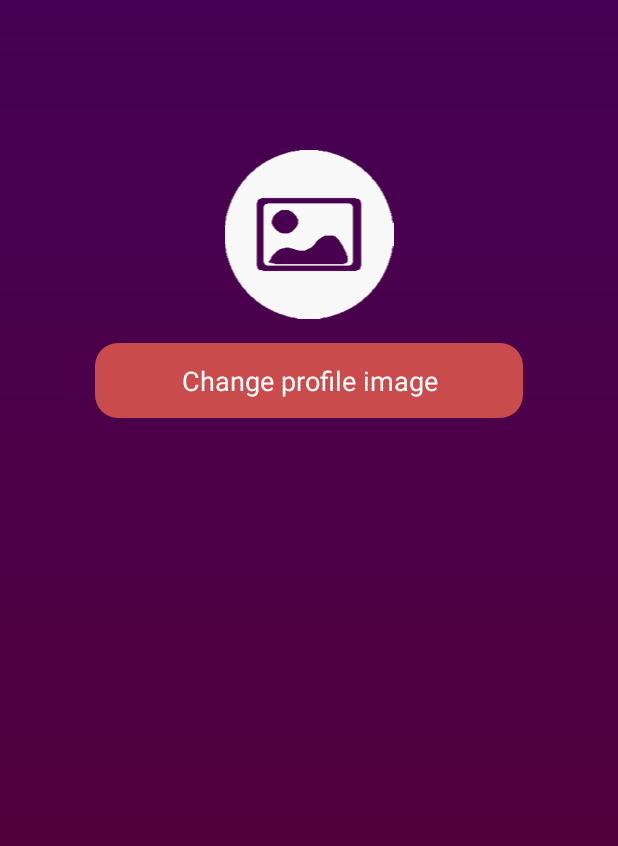
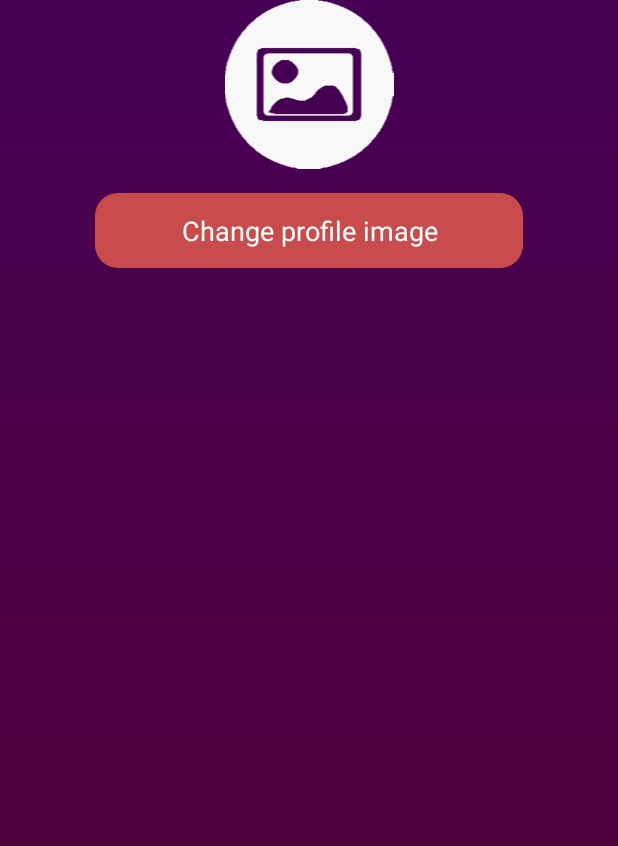
Before and after one commit to 8Keep/FoodTruckFinder, an Android app: the Profile_page screen opened directly, with no data from a screen before it, on a phone screen of 412 x 824 dp. Shown: the top 846 px of the screen. Run offline under Robolectric (Android 15) with nearby library versions, the phone set to English and light mode, and no system bars; our stand-ins replace Picasso; libraries missing offline, so code that uses them is left out: com.vansuita.pickimage; network calls fail; pictures from the network do not load; Roboto replaces fonts that are not available here.

Commit message:
update mobile

```diff
--- a/mobile/Poop/app/src/main/java/com/example/baohong/poop/CreateUserPass.java
+++ b/mobile/Poop/app/src/main/java/com/example/baohong/poop/CreateUserPass.java
@@ -36,7 +36,7 @@ public class CreateUserPass extends CreateActivity {
 
     private TextView passHint, confirmErr;
     private boolean isVendor;
-    private String localhost_ip = "192.168.0.17";
+    private String localhost_ip = "10.32.254.140";
     Bundle bundle;
     @Override
     protected void onCreate(Bundle savedInstanceState) {
--- a/mobile/Poop/app/src/main/java/com/example/baohong/poop/Login.java
+++ b/mobile/Poop/app/src/main/java/com/example/baohong/poop/Login.java
@@ -39,7 +39,7 @@ public class Login extends AppCompatActivity {
     private boolean isVendor;
     //192.168.0.17 for real
     //10.0.2.2 for emu
-    private String localhostip = "192.168.0.17";
+    private String localhostip = "10.32.254.140";
     Bundle bundle;
 
     @Override
--- a/mobile/Poop/app/src/main/java/com/example/baohong/poop/MainContentPg.java
+++ b/mobile/Poop/app/src/main/java/com/example/baohong/poop/MainContentPg.java
@@ -35,7 +35,7 @@ public class MainContentPg extends AppCompatActivity {
     private RecyclerView.Adapter adapter;
     //192.168.0.17 for real
     //10.0.2.2 for emu
-    private static final String URL_DATA = "http://192.168.0.17/api/foodtrucks/show.php";
+    private static final String URL_DATA = "http://10.32.254.140/api/foodtrucks/show.php";
     private List<ListItem> listItems;
 
     @Override
@@ -106,6 +106,7 @@ public class MainContentPg extends AppCompatActivity {
 
     }
     private void loadRecyclerViewData(){
+        listItems.clear();
         final AlertDialog.Builder builder = new AlertDialog.Builder(this);
         builder.setCancelable(false); // if you want user to wait for some process to finish,
         builder.setView(R.layout.layout_loading);
--- a/mobile/Poop/app/src/main/java/com/example/baohong/poop/MainPgViewAdapter.java
+++ b/mobile/Poop/app/src/main/java/com/example/baohong/poop/MainPgViewAdapter.java
@@ -5,6 +5,7 @@ import android.support.annotation.NonNull;
 import android.support.v4.view.ViewCompat;
 import android.support.v7.widget.CardView;
 import android.support.v7.widget.RecyclerView;
+import android.util.Log;
 import android.view.LayoutInflater;
 import android.view.View;
 import android.view.ViewGroup;
@@ -49,7 +50,8 @@ public class MainPgViewAdapter extends RecyclerView.Adapter<MainPgViewAdapter.Vi
 
         viewHolder.heading.setText(listItem.getHead());
         viewHolder.desc.setText(listItem.getDesc());
-        if(!listItem.getImgURL().isEmpty())
+        Log.d("isEmpty", ""+ listItem.getImgURL().isEmpty());
+        if(listItem.getImgURL() != "null" && !listItem.getImgURL().isEmpty())
             Picasso.get()
                     .load(listItem.getImgURL())
                     .placeholder(R.drawable.progress_anim)
@@ -58,7 +60,7 @@ public class MainPgViewAdapter extends RecyclerView.Adapter<MainPgViewAdapter.Vi
                     .into(viewHolder.imageView);
         else
             Picasso.get()
-                    .load("http://192.168.0.17/images/default.png")
+                    .load("http://10.32.254.140/images/default.png")
                     .into(viewHolder.imageView);
 
     }
--- a/mobile/Poop/app/src/main/java/com/example/baohong/poop/Profile_page.java
+++ b/mobile/Poop/app/src/main/java/com/example/baohong/poop/Profile_page.java
@@ -64,7 +64,7 @@ public class Profile_page extends AppCompatActivity implements IPickResult {
 
             Uri path = pickResult.getUri();
             bitmap = pickResult.getBitmap();
-            Picasso.get().load(path).resize(480,320).centerCrop().into(avatar);
+            Picasso.get().load(path).resize(avatar.getWidth(), 480).centerCrop().into(avatar);
         }
         else
         {
--- a/mobile/Poop/app/src/main/res/layout/activity_profile_page.xml
+++ b/mobile/Poop/app/src/main/res/layout/activity_profile_page.xml
@@ -12,13 +12,12 @@
         android:gravity="center">
 
 
-
         <ImageView
             android:id="@+id/avatar"
-            android:layout_marginTop="100dp"
             android:layout_width="match_parent"
             android:layout_height="wrap_content"
-            android:scaleType="fitCenter" />
+            android:layout_marginTop="0dp"
+            android:contentDescription="@string/todo" />
         <Button
             android:id="@+id/importIMG"
             android:layout_width="match_parent"
```
